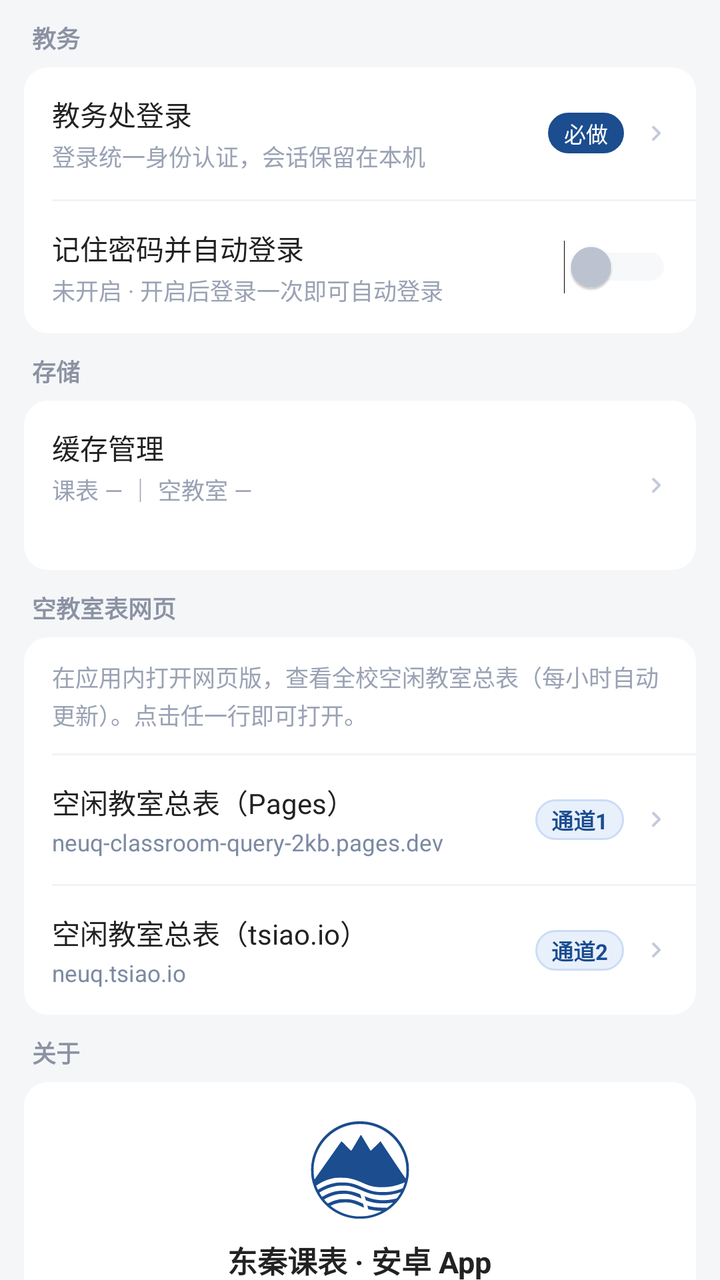
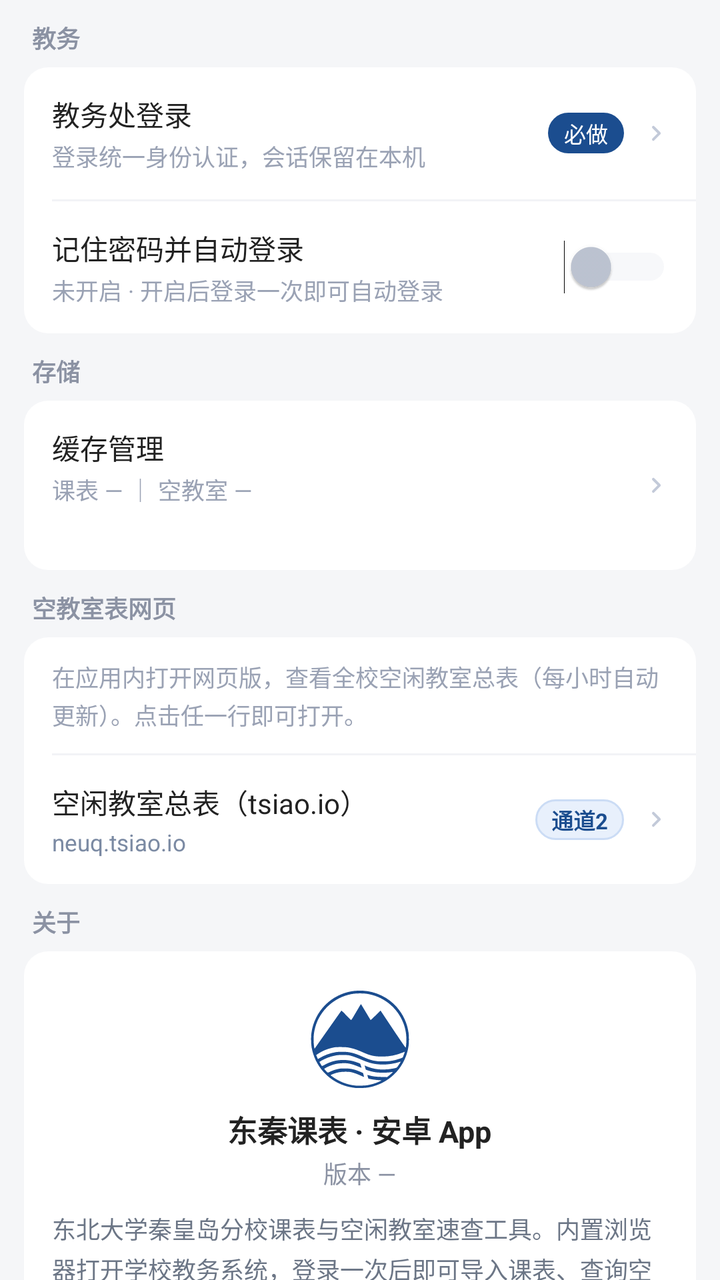

An Android layout rendered at two revisions. The XML below is the earlier revision; the diff shows what the commit changed to produce the second picture.
<!-- AndroidManifest.xml: application theme AppTheme -->
<!-- res/layout/page_more.xml -->
<?xml version="1.0" encoding="utf-8"?>
<ScrollView xmlns:android="http://schemas.android.com/apk/res/android"
    android:id="@+id/moreScroll"
    android:layout_width="match_parent"
    android:layout_height="match_parent"
    android:background="#f5f6f8"
    android:scrollbars="none">

    <LinearLayout
        android:layout_width="match_parent"
        android:layout_height="wrap_content"
        android:orientation="vertical"
        android:paddingStart="12dp"
        android:paddingEnd="12dp"
        android:paddingTop="10dp"
        android:paddingBottom="22dp">

        
        <TextView
            android:layout_width="wrap_content"
            android:layout_height="wrap_content"
            android:layout_marginStart="4dp"
            android:layout_marginBottom="6dp"
            android:text="教务"
            android:textSize="12sp"
            android:textColor="#8b92a3"
            android:textStyle="bold" />

        <LinearLayout
            android:layout_width="match_parent"
            android:layout_height="wrap_content"
            android:orientation="vertical"
            android:background="@drawable/card_bg"
            android:layout_marginBottom="10dp">

            <LinearLayout
                android:id="@+id/rowLogin"
                style="@style/MoreRow">

                <LinearLayout
                    android:layout_width="0dp"
                    android:layout_height="wrap_content"
                    android:layout_weight="1"
                    android:orientation="vertical">

                    <TextView
                        style="@style/MoreRowTitle"
                        android:text="教务处登录" />

                    <TextView
                        style="@style/MoreRowSub"
                        android:text="登录统一身份认证，会话保留在本机" />
                </LinearLayout>

                <TextView
                    android:id="@+id/badgeLogin"
                    style="@style/MoreBadge"
                    android:text="必做" />

                <TextView style="@style/MoreArrow" />
            </LinearLayout>

            <View style="@style/MoreDivider" />

            
            <LinearLayout
                android:id="@+id/rowAutoLogin"
                style="@style/MoreRow">

                <LinearLayout
                    android:layout_width="0dp"
                    android:layout_height="wrap_content"
                    android:layout_weight="1"
                    android:orientation="vertical">

                    <TextView
                        style="@style/MoreRowTitle"
                        android:text="记住密码并自动登录" />

                    <TextView
                        android:id="@+id/subAutoLogin"
                        style="@style/MoreRowSub"
                        android:text="未开启 · 开启后登录一次即可自动登录" />
                </LinearLayout>

                <Switch
                    android:id="@+id/swAutoLogin"
                    android:layout_width="wrap_content"
                    android:layout_height="wrap_content"
                    android:thumbTint="@color/sw_thumb"
                    android:trackTint="@color/sw_track" />
            </LinearLayout>
        </LinearLayout>

        
        <TextView
            android:layout_width="wrap_content"
            android:layout_height="wrap_content"
            android:layout_marginStart="4dp"
            android:layout_marginBottom="6dp"
            android:text="存储"
            android:textSize="12sp"
            android:textColor="#8b92a3"
            android:textStyle="bold" />

        <LinearLayout
            android:layout_width="match_parent"
            android:layout_height="wrap_content"
            android:orientation="vertical"
            android:background="@drawable/card_bg"
            android:layout_marginBottom="10dp">

            <LinearLayout
                android:id="@+id/rowCache"
                style="@style/MoreRow">

                <LinearLayout
                    android:layout_width="0dp"
                    android:layout_height="wrap_content"
                    android:layout_weight="1"
                    android:orientation="vertical">

                    <TextView
                        style="@style/MoreRowTitle"
                        android:text="缓存管理" />

                    <TextView
                        android:id="@+id/subCache"
                        style="@style/MoreRowSub"
                        android:text="课表 — ｜ 空教室 —" />

                    
                    <TextView
                        android:id="@+id/subCacheTotal"
                        style="@style/MoreRowSub"
                        android:layout_marginTop="3dp"
                        android:text="" />
                </LinearLayout>

                <TextView style="@style/MoreArrow" />
            </LinearLayout>
        </LinearLayout>

        
        <TextView
            android:layout_width="wrap_content"
            android:layout_height="wrap_content"
            android:layout_marginStart="4dp"
            android:layout_marginBottom="6dp"
            android:text="空教室表网页"
            android:textSize="12sp"
            android:textColor="#8b92a3"
            android:textStyle="bold" />

        <LinearLayout
            android:layout_width="match_parent"
            android:layout_height="wrap_content"
            android:orientation="vertical"
            android:background="@drawable/card_bg"
            android:layout_marginBottom="10dp">

            <TextView
                android:layout_width="match_parent"
                android:layout_height="wrap_content"
                android:paddingStart="14dp"
                android:paddingEnd="14dp"
                android:paddingTop="11dp"
                android:paddingBottom="11dp"
                android:text="在应用内打开网页版，查看全校空闲教室总表（每小时自动更新）。点击任一行即可打开。"
                android:textSize="11.5sp"
                android:lineSpacingExtra="2dp"
                android:textColor="#9aa2b4" />

            <View style="@style/MoreDivider" />

            
            <LinearLayout
                android:id="@+id/rowChannel1"
                style="@style/MoreRow">

                <LinearLayout
                    android:layout_width="0dp"
                    android:layout_height="wrap_content"
                    android:layout_weight="1"
                    android:orientation="vertical">

                    <TextView
                        style="@style/MoreRowTitle"
                        android:text="空闲教室总表（Pages）" />

                    <TextView
                        style="@style/MoreRowLink"
                        android:text="neuq-classroom-query-2kb.pages.dev" />
                </LinearLayout>

                <TextView
                    style="@style/MoreChannel"
                    android:text="通道1" />

                <TextView style="@style/MoreArrow" />
            </LinearLayout>

            <View style="@style/MoreDivider" />

            
            <LinearLayout
                android:id="@+id/rowChannel2"
                style="@style/MoreRow">

                <LinearLayout
                    android:layout_width="0dp"
                    android:layout_height="wrap_content"
                    android:layout_weight="1"
                    android:orientation="vertical">

                    <TextView
                        style="@style/MoreRowTitle"
                        android:text="空闲教室总表（tsiao.io）" />

                    <TextView
                        style="@style/MoreRowLink"
                        android:text="neuq.tsiao.io" />
                </LinearLayout>

                <TextView
                    style="@style/MoreChannel"
                    android:text="通道2" />

                <TextView style="@style/MoreArrow" />
            </LinearLayout>
        </LinearLayout>

        
        <TextView
            android:layout_width="wrap_content"
            android:layout_height="wrap_content"
            android:layout_marginStart="4dp"
            android:layout_marginBottom="6dp"
            android:text="关于"
            android:textSize="12sp"
            android:textColor="#8b92a3"
            android:textStyle="bold" />

        <LinearLayout
            android:layout_width="match_parent"
            android:layout_height="wrap_content"
            android:orientation="vertical"
            android:background="@drawable/card_bg"
            android:layout_marginBottom="10dp">

            
            <LinearLayout
                android:layout_width="match_parent"
                android:layout_height="wrap_content"
                android:orientation="vertical"
                android:gravity="center_horizontal"
                android:paddingTop="18dp"
                android:paddingBottom="12dp">

                <ImageView
                    android:layout_width="52dp"
                    android:layout_height="52dp"
                    android:src="@drawable/ic_neuq_logo"
                    android:contentDescription="东北大学秦皇岛分校校徽" />

                <TextView
                    android:layout_width="wrap_content"
                    android:layout_height="wrap_content"
                    android:layout_marginTop="8dp"
                    android:text="东秦课表 · 安卓 App"
                    android:textSize="15sp"
                    android:textStyle="bold"
                    android:textColor="#222222" />

                <TextView
                    android:id="@+id/tvVersion"
                    android:layout_width="wrap_content"
                    android:layout_height="wrap_content"
                    android:layout_marginTop="2dp"
                    android:text="版本 —"
                    android:textSize="12sp"
                    android:textColor="#8b92a3" />

                <TextView
                    android:layout_width="match_parent"
                    android:layout_height="wrap_content"
                    android:layout_marginTop="10dp"
                    android:paddingStart="14dp"
                    android:paddingEnd="14dp"
                    android:text="东北大学秦皇岛分校课表与空闲教室速查工具。内置浏览器打开学校教务系统，登录一次后即可导入课表、查询空教室；所有数据都在你的手机本地读取和缓存，不经过任何第三方服务器。"
                    android:textSize="12sp"
                    android:lineSpacingExtra="3dp"
                    android:textColor="#6c7686" />
            </LinearLayout>

            <View style="@style/MoreDivider" />

            <LinearLayout
                android:id="@+id/rowAppRepo"
                style="@style/MoreRow">

                <LinearLayout
                    android:layout_width="0dp"
                    android:layout_height="wrap_content"
                    android:layout_weight="1"
                    android:orientation="vertical">

                    <TextView
                        style="@style/MoreRowTitle"
                        android:text="应用项目" />

                    <TextView
                        style="@style/MoreRowLink"
                        android:text="github.com/wy723161060/neuq-classroom-app" />
                </LinearLayout>

                <TextView style="@style/MoreArrow" />
            </LinearLayout>

            <View style="@style/MoreDivider" />

            <LinearLayout
                android:id="@+id/rowCopyDiag"
                style="@style/MoreRow">

                <LinearLayout
                    android:layout_width="0dp"
                    android:layout_height="wrap_content"
                    android:layout_weight="1"
                    android:orientation="vertical">

                    <TextView
                        style="@style/MoreRowTitle"
                        android:text="复制诊断信息" />

                    <TextView
                        style="@style/MoreRowSub"
                        android:text="版本、缓存状态等，反馈问题时一并提供" />
                </LinearLayout>

                <TextView style="@style/MoreArrow" />
            </LinearLayout>

            <View style="@style/MoreDivider" />

            <LinearLayout
                android:id="@+id/rowHowto"
                style="@style/MoreRow">

                <LinearLayout
                    android:layout_width="0dp"
                    android:layout_height="wrap_content"
                    android:layout_weight="1"
                    android:orientation="vertical">

                    <TextView
                        style="@style/MoreRowTitle"
                        android:text="使用说明" />

                    <TextView
                        style="@style/MoreRowSub"
                        android:text="怎么查空教室 / 导入课表 / 换学期" />
                </LinearLayout>

                <TextView style="@style/MoreArrow" />
            </LinearLayout>
        </LinearLayout>

        <TextView
            android:layout_width="match_parent"
            android:layout_height="wrap_content"
            android:layout_marginTop="6dp"
            android:gravity="center"
            android:lineSpacingExtra="2dp"
            android:text="非官方工具 · 数据取自教务系统实时查询\n请以教务系统实际结果为准"
            android:textSize="11sp"
            android:textColor="#a8afbd" />
    </LinearLayout>
</ScrollView>
<!-- resources referenced by this layout -->
<resources>
  <!-- drawable card_bg (drawable) -->
  <?xml version="1.0" encoding="utf-8"?>
  <shape xmlns:android="http://schemas.android.com/apk/res/android"
      android:shape="rectangle">
      <corners android:radius="12dp" />
      <solid android:color="#FFFFFF" />
  </shape>
  <style name="MoreArrow">
          <item name="android:layout_width">16dp</item>
          <item name="android:layout_height">16dp</item>
          <item name="android:background">@drawable/ic_more_arrow</item>
      </style>
  <style name="MoreBadge">
          <item name="android:layout_width">wrap_content</item>
          <item name="android:layout_height">wrap_content</item>
          <item name="android:layout_marginEnd">8dp</item>
          <item name="android:paddingStart">8dp</item>
          <item name="android:paddingEnd">8dp</item>
          <item name="android:paddingTop">2dp</item>
          <item name="android:paddingBottom">2dp</item>
          <item name="android:textSize">11sp</item>
          <item name="android:textColor">#FFFFFF</item>
          <item name="android:background">@drawable/badge_blue</item>
      </style>
  <style name="MoreDivider">
          <item name="android:layout_width">match_parent</item>
          <item name="android:layout_height">1dp</item>
          <item name="android:layout_marginStart">14dp</item>
          <item name="android:background">#F2F3F6</item>
      </style>
  <style name="MoreRowLink">
          <item name="android:layout_width">match_parent</item>
          <item name="android:layout_height">wrap_content</item>
          <item name="android:layout_marginTop">2dp</item>
          <item name="android:textSize">11.5sp</item>
          <item name="android:textColor">#7b8aa3</item>
      </style>
  <style name="MoreRowSub">
          <item name="android:layout_width">match_parent</item>
          <item name="android:layout_height">wrap_content</item>
          <item name="android:layout_marginTop">2dp</item>
          <item name="android:textSize">11.5sp</item>
          <item name="android:lineSpacingExtra">2dp</item>
          <item name="android:textColor">#9aa2b4</item>
      </style>
  <style name="MoreRowTitle">
          <item name="android:layout_width">wrap_content</item>
          <item name="android:layout_height">wrap_content</item>
          <item name="android:textSize">14sp</item>
          <item name="android:textColor">#222222</item>
      </style>
  <style name="AppTheme" parent="android:Theme.Material.Light.NoActionBar">
          <item name="android:statusBarColor">#ffffff</item>
          <item name="android:windowLightStatusBar">true</item>
      </style>
  <!-- drawable ic_more_arrow (drawable) -->
  <?xml version="1.0" encoding="utf-8"?>
  <vector xmlns:android="http://schemas.android.com/apk/res/android"
      android:width="16dp"
      android:height="16dp"
      android:viewportWidth="24"
      android:viewportHeight="24">
      <path
          android:fillColor="#C3CAD9"
          android:pathData="M9.29,6.71a1,1 0 0 0 0,1.41L13.17,12l-3.88,3.88a1,1 0 1 0 1.42,1.41l4.58,-4.58a1,1 0 0 0 0,-1.42l-4.58,-4.58a1,1 0 0 0 -1.42,0z" />
  </vector>
  <!-- drawable badge_blue (drawable) -->
  <?xml version="1.0" encoding="utf-8"?>
  <shape xmlns:android="http://schemas.android.com/apk/res/android"
      android:shape="rectangle">
      <corners android:radius="20dp" />
      <solid android:color="#1B4D8F" />
  </shape>
  <!-- drawable badge_channel (drawable) -->
  <?xml version="1.0" encoding="utf-8"?>
  <shape xmlns:android="http://schemas.android.com/apk/res/android"
      android:shape="rectangle">
      <solid android:color="#E8F0FC" />
      <corners android:radius="20dp" />
      <stroke
          android:width="1dp"
          android:color="#CBDCF5" />
  </shape>
  <!-- unchanged entries left out for length: 3 -->
</resources>

<!-- the commit's change to res/layout/page_more.xml (unified diff, before → after) -->
@@ -175,35 +175,6 @@
 
             
             <LinearLayout
-                android:id="@+id/rowChannel1"
-                style="@style/MoreRow">
-
-                <LinearLayout
-                    android:layout_width="0dp"
-                    android:layout_height="wrap_content"
-                    android:layout_weight="1"
-                    android:orientation="vertical">
-
-                    <TextView
-                        style="@style/MoreRowTitle"
-                        android:text="空闲教室总表（Pages）" />
-
-                    <TextView
-                        style="@style/MoreRowLink"
-                        android:text="neuq-classroom-query-2kb.pages.dev" />
-                </LinearLayout>
-
-                <TextView
-                    style="@style/MoreChannel"
-                    android:text="通道1" />
-
-                <TextView style="@style/MoreArrow" />
-            </LinearLayout>
-
-            <View style="@style/MoreDivider" />
-
-            
-            <LinearLayout
                 android:id="@+id/rowChannel2"
                 style="@style/MoreRow">
 
